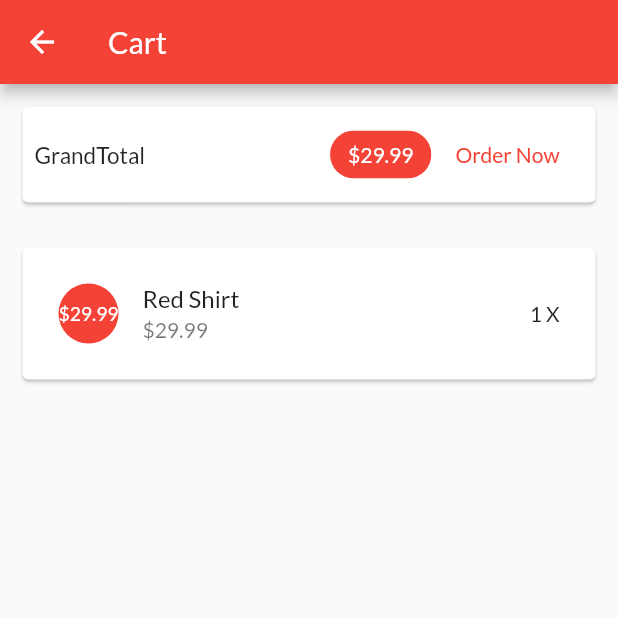
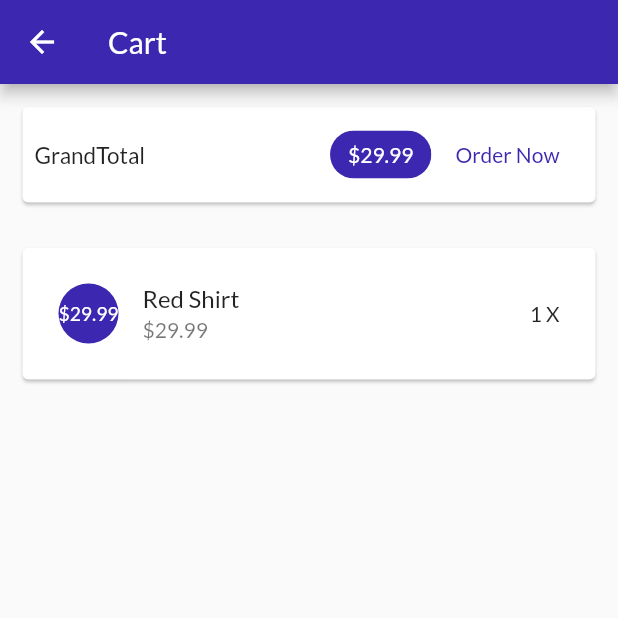
Before and after one commit to BasitShafiq/ShopApp, a Flutter app: the screen it shows after launch, after a tap on the "favorite outline" icon, after a tap on the "shop" icon, after a tap on the "shopping cart" icon, on a phone screen of 412 x 824 dp, the top half of it. Run offline on Flutter 3.47's test engine with Material 2 defaults, Android fonts, the phone set to English and light mode, and no system bars; network calls fail.

Commit message:
Shop App Completed State Management

```diff
--- a/lib/main.dart
+++ b/lib/main.dart
@@ -6,6 +6,7 @@ import './providers/products.dart';
 import './providers/cart.dart';
 import './providers/orders.dart';
 import './screens/cart_screen.dart';
+import './screens/order_screen.dart';
 
 void main() {
   runApp(MyApp());
@@ -30,14 +31,15 @@ class MyApp extends StatelessWidget {
         debugShowCheckedModeBanner: false,
         title: 'MyShop',
         theme: ThemeData(
-          primaryColor: Colors.red,
-          accentColor: Colors.yellow,
+          primaryColor: Color.fromARGB(255, 60, 39, 176),
+          accentColor: Color.fromARGB(255, 178, 9, 71),
           fontFamily: 'Lato',
         ),
         home: ProductOverview(),
         routes: {
           ProductsDetailScreen.routeName: (ctx) => ProductsDetailScreen(),
           CartScreen.routeName: (ctx) => CartScreen(),
+          OrderScreen.routeName: (ctx) => OrderScreen(),
         },
       ),
     );
--- a/lib/screens/order_screen.dart
+++ b/lib/screens/order_screen.dart
@@ -2,15 +2,19 @@ import 'package:flutter/material.dart';
 import 'package:provider/provider.dart';
 import '../providers/orders.dart' show Order;
 import '../widgets/orderItem.dart';
+import '../widgets/app_drawer.dart';
 
 class OrderScreen extends StatelessWidget {
+  static const routeName = '/orders';
   @override
   Widget build(BuildContext context) {
     final orderData = Provider.of<Order>(context);
     return Scaffold(
         appBar: AppBar(
+          backgroundColor: Theme.of(context).primaryColor,
           title: Text("Your Order"),
         ),
+        drawer: AppDrawer(),
         body: ListView.builder(
             itemBuilder: (ctx, index) => OrderItem(
                   orderData.orders[index],
--- a/lib/screens/products_overview_screen.dart
+++ b/lib/screens/products_overview_screen.dart
@@ -5,7 +5,7 @@ import 'package:shopping/screens/cart_screen.dart';
 import '../widgets/product_item.dart';
 import '../widgets/product_Grid.dart';
 import '../widgets/badge.dart';
-
+import '../widgets/app_drawer.dart';
 enum FilterOPtions { showAll, ShowFavourities }
 
 class ProductOverview extends StatefulWidget {
@@ -63,6 +63,7 @@ class _ProductOverviewState extends State<ProductOverview> {
           "Amazon",
         ),
       ),
+      drawer: AppDrawer(),
       body: ProductGrid(_showFavourities),
     );
   }
--- /dev/null
+++ b/lib/widgets/app_drawer.dart
@@ -0,0 +1,35 @@
+import 'package:flutter/material.dart';
+import '../screens/order_screen.dart';
+import '../screens/products_overview_screen.dart';
+
+class AppDrawer extends StatelessWidget {
+  @override
+  Widget build(BuildContext context) {
+    return Drawer(
+      child: Column(
+        children: <Widget>[
+          AppBar(
+            backgroundColor: Theme.of(context).primaryColor,
+            title: Text("Enjoy Your Shopping!"),
+            automaticallyImplyLeading: false,
+          ),
+          ListTile(
+            leading: Icon(Icons.shop),
+            title: Text("Shop"),
+            onTap: () {
+              Navigator.of(context).pushNamed('/');
+            },
+          ),
+          Divider(),
+          ListTile(
+            leading: Icon(Icons.shopping_cart),
+            title: Text("Orders"),
+            onTap: () {
+              Navigator.of(context).pushNamed(OrderScreen.routeName);
+            },
+          ),
+        ],
+      ),
+    );
+  }
+}
--- a/lib/widgets/product_item.dart
+++ b/lib/widgets/product_item.dart
@@ -27,7 +27,7 @@ class ProductItems extends StatelessWidget {
                 icon: Icon(
                   product.isFavourite ? Icons.favorite : Icons.favorite_border,
                 ),
-                color: Colors.yellow,
+                color: Color.fromARGB(255, 178, 9, 7),
                 onPressed: () {
                   product.toggleFavourite();
                 },
```
Also changed, not shown: lib/widgets/orderItem.dart (+56 -6 lines).
